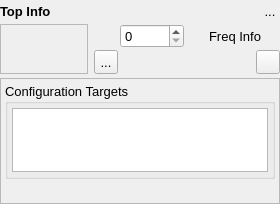
This is src/gui/modulechartmoduleblock.ui in disorderedmaterials/dissolve as Qt 5 draws it before an edit. The edited form follows.
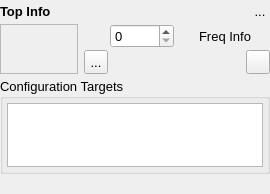
This is the edited form. Icons and pictures are not drawn. Custom widgets are drawn as their Qt base class.

Commit message: Transmute keywords frame into simple widget.

```diff
--- a/src/gui/modulechartmoduleblock.ui
+++ b/src/gui/modulechartmoduleblock.ui
@@ -7,7 +7,7 @@
     <x>0</x>
     <y>0</y>
     <width>200</width>
-    <height>204</height>
+    <height>194</height>
    </rect>
   </property>
   <property name="sizePolicy">
@@ -429,34 +429,28 @@
     </layout>
    </item>
    <item>
-    <widget class="QFrame" name="KeywordsControlFrame">
+    <widget class="QWidget" name="KeywordsControlWidget" native="true">
      <property name="sizePolicy">
       <sizepolicy hsizetype="Minimum" vsizetype="Minimum">
        <horstretch>0</horstretch>
        <verstretch>0</verstretch>
       </sizepolicy>
      </property>
-     <property name="frameShape">
-      <enum>QFrame::StyledPanel</enum>
-     </property>
-     <property name="frameShadow">
-      <enum>QFrame::Sunken</enum>
-     </property>
      <layout class="QVBoxLayout" name="verticalLayout_4">
       <property name="spacing">
        <number>4</number>
       </property>
       <property name="leftMargin">
-       <number>4</number>
+       <number>0</number>
       </property>
       <property name="topMargin">
-       <number>4</number>
+       <number>0</number>
       </property>
       <property name="rightMargin">
-       <number>4</number>
+       <number>0</number>
       </property>
       <property name="bottomMargin">
-       <number>4</number>
+       <number>0</number>
       </property>
       <item>
        <widget class="QGroupBox" name="ConfigurationTargetGroup">
```
The commit also changes 1 other file.
